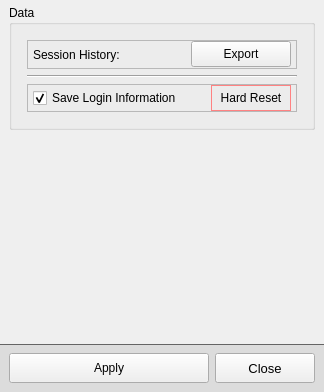
Before: the Qt Designer form src/resources/ui_files/settingswindow.ui in DilanBoskan/Golf-Simulator-Manager, drawn with Qt 5.
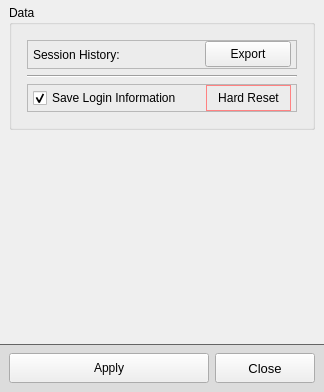
After: the same form once the commit is applied.

Diff of the .ui file:
```diff
--- a/src/resources/ui_files/settingswindow.ui
+++ b/src/resources/ui_files/settingswindow.ui
@@ -257,7 +257,7 @@
                </property>
                <property name="minimumSize">
                 <size>
-                 <width>100</width>
+                 <width>86</width>
                  <height>26</height>
                 </size>
                </property>
@@ -325,7 +325,7 @@
                </property>
                <property name="minimumSize">
                 <size>
-                 <width>80</width>
+                 <width>85</width>
                  <height>26</height>
                 </size>
                </property>
```
